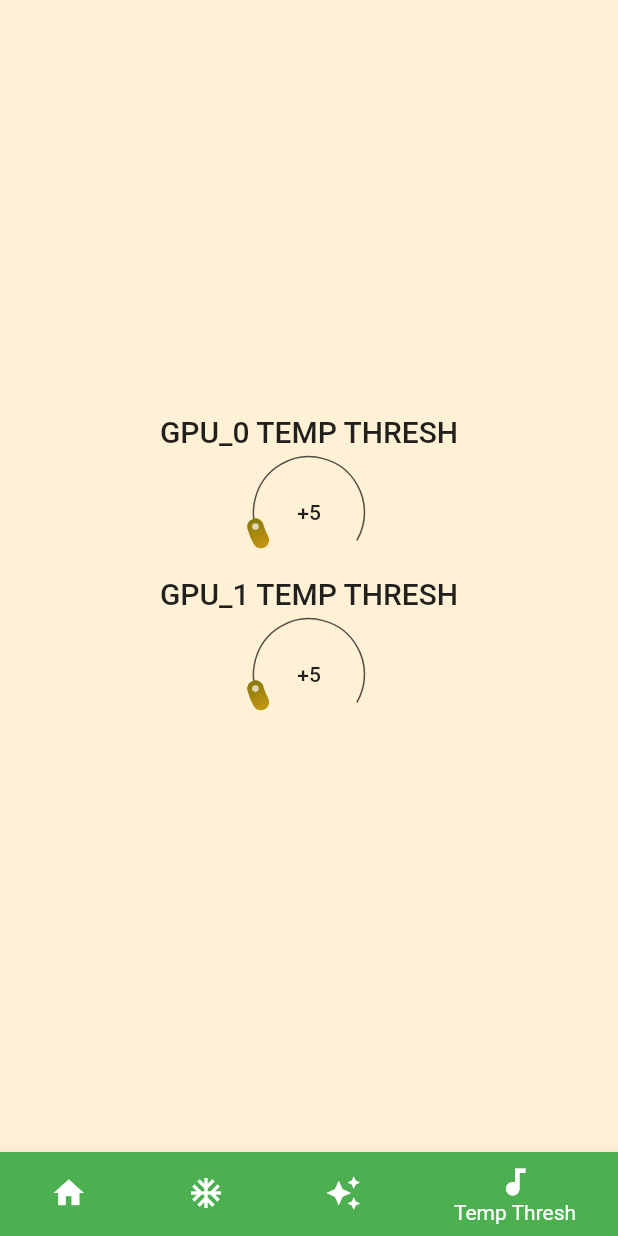
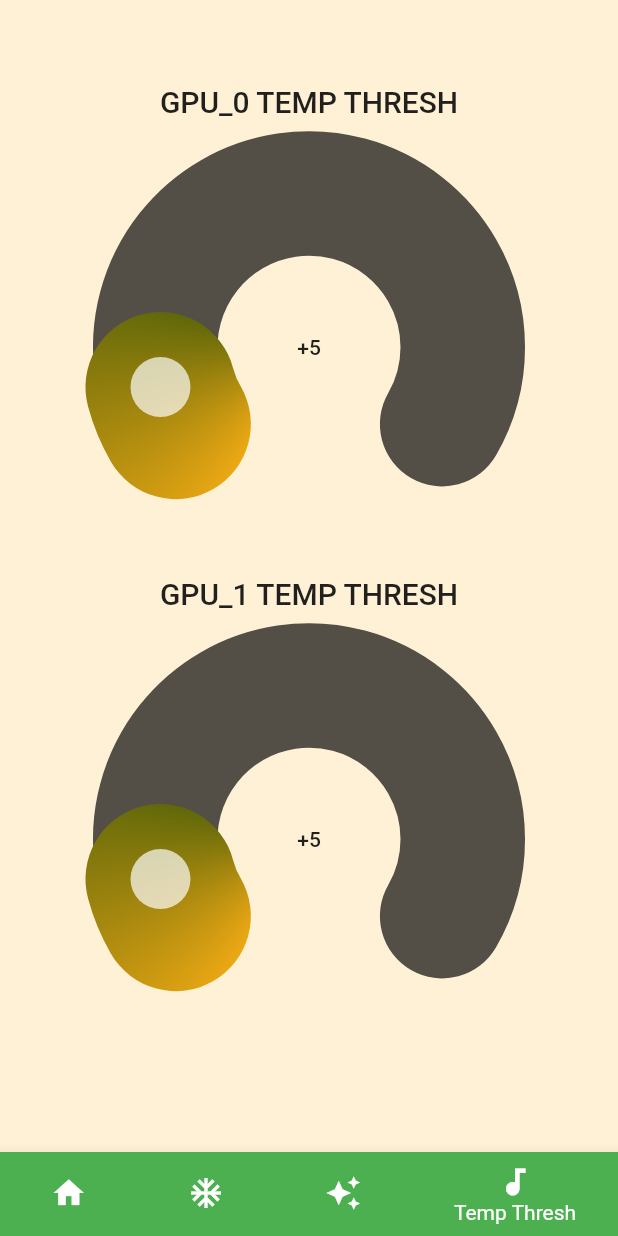
Before and after one commit to Tknott95/Aisling, a Flutter app: the screen it shows after launch, item 4 of the bottom bar chosen, on a phone screen of 412 x 824 dp. Run offline on Flutter 3.47's test engine with Material 2 defaults, Android fonts, the phone set to English and light mode, and no system bars; drawn by our look-alikes of sleek_circular_slider; our stand-ins replace go_router; network calls fail.

```diff
--- a/aisling/lib/widgets/temp_thresh/temp_thresh.widget.dart
+++ b/aisling/lib/widgets/temp_thresh/temp_thresh.widget.dart
@@ -58,12 +58,12 @@ class _SliderWidgetStateTempThresh extends State<SliderWidgetTempThresh> {
                       )
                     ),
                   appearance: CircularSliderAppearance(
-                    size: 85,
+                    size: 305,
                     customWidths: CustomSliderWidths(
                       //handlerSize: 20,
-                      trackWidth: 1,
+                      trackWidth: 83,
                       //shadowWidth: 0,
-                      progressBarWidth: 11,
+                      progressBarWidth: 100,
                     ),
                     customColors: CustomSliderColors(
                       dotColor: const Color.fromARGB(175, 255, 255, 255)/*Theme.of(context).primaryColor*/,
```
